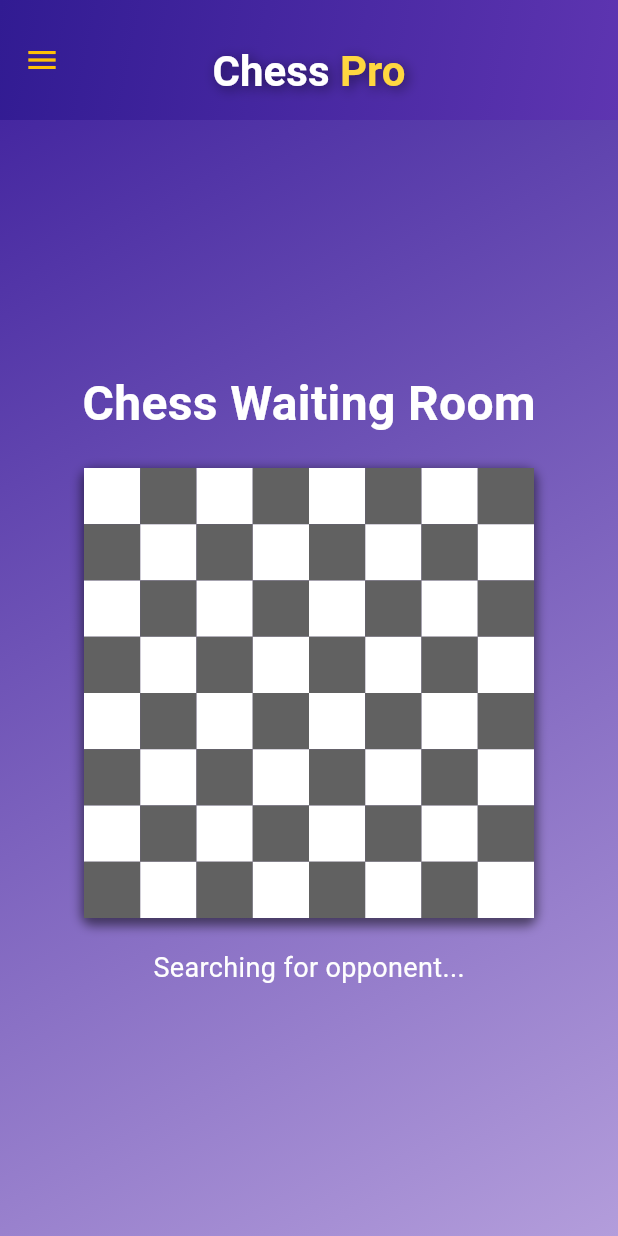
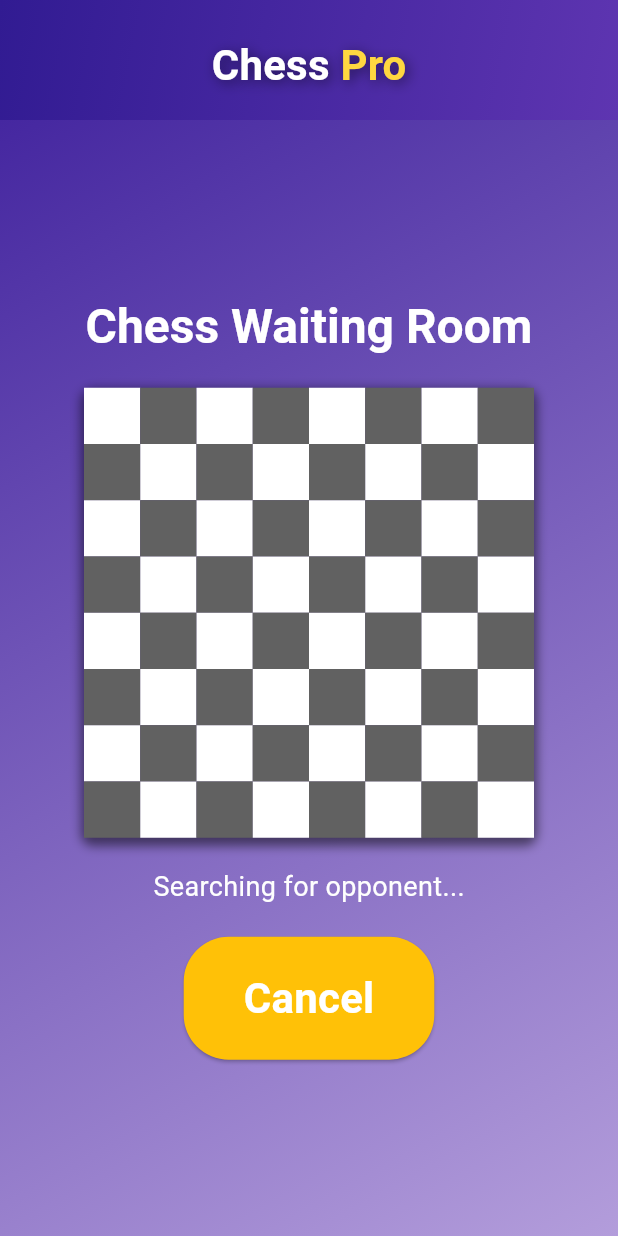
Before and after one commit to Suvisuttikasame/thai_chess_mobile, a Flutter app: the WaitingRoomPage screen opened directly, on a phone screen of 412 x 824 dp. Run offline on Flutter 3.47's test engine with Material 3 defaults, Android fonts, the phone set to English and light mode, and no system bars; our stand-ins replace google_fonts; missing offline and left inert: chess_vectors_flutter.

Commit message:
- [feat] setup text + color theme

```diff
--- a/lib/pages/finding_opponent_page.dart
+++ b/lib/pages/finding_opponent_page.dart
@@ -1,9 +1,11 @@
 import 'package:flutter/material.dart';
 import 'package:thai_chess_mobile/widgets/app_bar.dart';
+import 'package:thai_chess_mobile/widgets/button_primary.dart';
 import 'package:thai_chess_mobile/widgets/chess_board.dart';
 
 class WaitingRoomPage extends StatefulWidget {
   const WaitingRoomPage({super.key});
+  static const route = 'waiting-room';
 
   @override
   State<WaitingRoomPage> createState() => _WaitingRoomPageState();
@@ -13,6 +15,9 @@ class _WaitingRoomPageState extends State<WaitingRoomPage>
     with SingleTickerProviderStateMixin {
   late AnimationController _controller;
   late Animation<double> _animation;
+  void _onCancel() {
+    Navigator.pop(context);
+  }
 
   @override
   void initState() {
@@ -42,33 +47,34 @@ class _WaitingRoomPageState extends State<WaitingRoomPage>
           gradient: LinearGradient(
             begin: Alignment.topLeft,
             end: Alignment.bottomRight,
-            colors: [Colors.deepPurple.shade800, Colors.deepPurple.shade200],
+            colors: [
+              Theme.of(context).colorScheme.onPrimary,
+              Theme.of(context).colorScheme.primary
+            ],
           ),
         ),
         child: Center(
           child: Column(
             mainAxisAlignment: MainAxisAlignment.center,
             children: [
-              const Text(
+              Text(
                 'Chess Waiting Room',
-                style: TextStyle(
-                  fontSize: 32,
-                  fontWeight: FontWeight.bold,
-                  color: Colors.white,
-                ),
+                style: Theme.of(context).textTheme.titleLarge,
               ),
               const SizedBox(height: 20),
               const ChessBoard(),
               const SizedBox(height: 20),
               FadeTransition(
                 opacity: _animation,
-                child: const Text(
+                child: Text(
                   'Searching for opponent...',
-                  style: TextStyle(
-                    fontSize: 18,
-                    color: Colors.white,
-                  ),
+                  style: Theme.of(context).textTheme.bodyMedium,
                 ),
+              ),
+              const SizedBox(height: 20),
+              ButtonPrimary(
+                onClick: _onCancel,
+                label: 'Cancel',
               ),
             ],
           ),
--- a/lib/widgets/app_bar.dart
+++ b/lib/widgets/app_bar.dart
@@ -1,4 +1,5 @@
 import 'package:flutter/material.dart';
+import 'package:thai_chess_mobile/pages/home_page.dart';
 import 'package:thai_chess_mobile/widgets/drawer_button.dart';
 
 class MyAppBar extends StatelessWidget implements PreferredSizeWidget {
@@ -12,9 +13,12 @@ class MyAppBar extends StatelessWidget implements PreferredSizeWidget {
   @override
   Widget build(BuildContext context) {
     return AppBar(
-      leading: const MyDrawerButton(iconColor: Colors.amber),
+      leading: ModalRoute.of(context)?.settings.name == HomePage.route
+          ? const MyDrawerButton(iconColor: Colors.amber)
+          : null,
+      automaticallyImplyLeading: false,
       toolbarHeight: height,
-      backgroundColor: Colors.deepPurple.shade800,
+      backgroundColor: Theme.of(context).colorScheme.onBackground,
       flexibleSpace: FlexibleSpaceBar(
         background: Container(
           decoration: BoxDecoration(
@@ -22,8 +26,8 @@ class MyAppBar extends StatelessWidget implements PreferredSizeWidget {
               begin: Alignment.topLeft,
               end: Alignment.bottomRight,
               colors: [
-                Colors.deepPurple.shade900,
-                Colors.deepPurple.shade600,
+                Theme.of(context).colorScheme.onSecondary,
+                Theme.of(context).colorScheme.secondary,
               ],
             ),
           ),
@@ -34,10 +38,7 @@ class MyAppBar extends StatelessWidget implements PreferredSizeWidget {
             children: [
               TextSpan(
                 text: 'Chess',
-                style: TextStyle(
-                  fontSize: 28,
-                  fontWeight: FontWeight.bold,
-                  color: Colors.white,
+                style: Theme.of(context).textTheme.titleMedium!.copyWith(
                   shadows: [
                     Shadow(
                       blurRadius: 10,
@@ -49,9 +50,7 @@ class MyAppBar extends StatelessWidget implements PreferredSizeWidget {
               ),
               TextSpan(
                   text: ' Pro',
-                style: TextStyle(
-                  fontSize: 28,
-                  fontWeight: FontWeight.bold,
+                  style: Theme.of(context).textTheme.titleMedium!.copyWith(
                     color: Colors.amberAccent,
                     shadows: [
                       Shadow(
@@ -60,8 +59,7 @@ class MyAppBar extends StatelessWidget implements PreferredSizeWidget {
                         offset: const Offset(2, 2),
                       ),
                     ],
-                ),
-              ),
+                  )),
             ],
           ),
         ),
--- /dev/null
+++ b/lib/widgets/button_primary.dart
@@ -0,0 +1,22 @@
+import 'package:flutter/material.dart';
+
+class ButtonPrimary extends StatelessWidget {
+  const ButtonPrimary({super.key, required this.onClick, required this.label});
+  final void Function() onClick;
+  final String label;
+
+  @override
+  Widget build(BuildContext context) {
+    return ElevatedButton(
+      onPressed: onClick,
+      style: ElevatedButton.styleFrom(
+        backgroundColor: Colors.amber,
+        padding: const EdgeInsets.symmetric(horizontal: 40, vertical: 20),
+        shape: RoundedRectangleBorder(
+          borderRadius: BorderRadius.circular(30),
+        ),
+      ),
+      child: Text(label, style: Theme.of(context).textTheme.titleMedium),
+    );
+  }
+}
--- a/lib/widgets/menu.dart
+++ b/lib/widgets/menu.dart
@@ -10,7 +10,7 @@ class Menu extends StatelessWidget {
         children: [
           const UserAccountsDrawerHeader(
             currentAccountPicture: CircleAvatar(
-              backgroundImage: AssetImage('assets/avatar.png'),
+              backgroundImage: NetworkImage('https://i.pravatar.cc/50'),
             ),
             accountName: Text('John Doe'),
             accountEmail: Text('john.doe@example.com'),
--- a/pubspec.yaml
+++ b/pubspec.yaml
@@ -36,6 +36,8 @@ dependencies:
   # Use with the CupertinoIcons class for iOS style icons.
   cupertino_icons: ^1.0.6
   chess_vectors_flutter: ^1.1.0
+  google_fonts: ^6.2.1
+  flutter_riverpod: ^2.5.1
 
 dev_dependencies:
   flutter_test:
```
Also changed, not shown: lib/main.dart (+31 -21 lines), lib/pages/home_page.dart (+12 -22 lines), pubspec.lock. Lines whose indentation alone changed are shown as unchanged.
